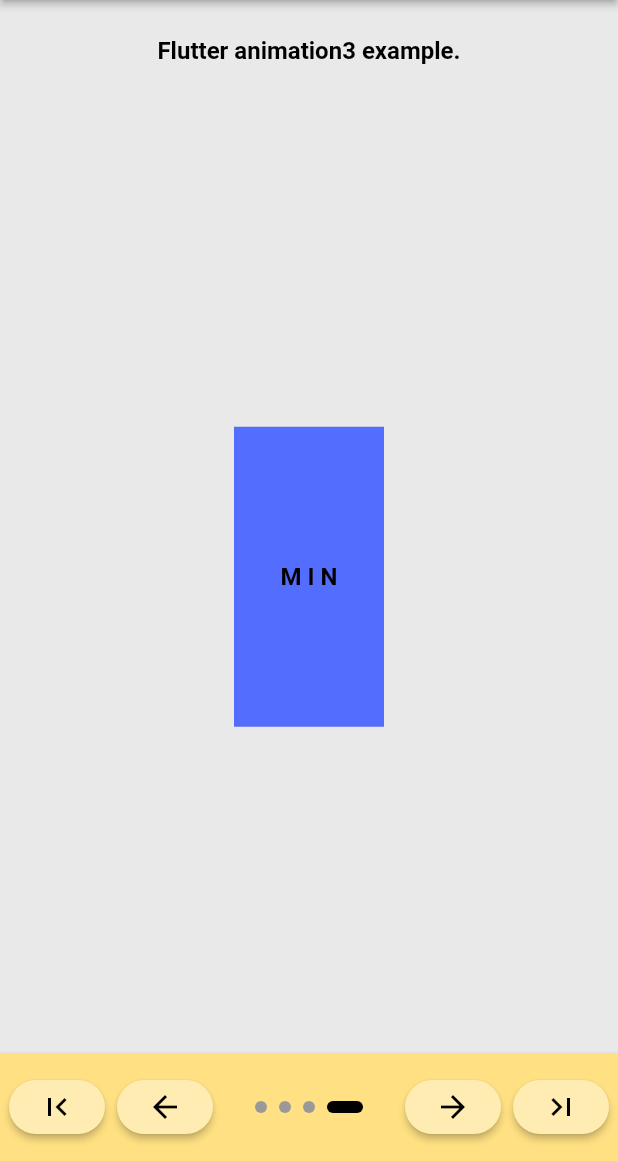
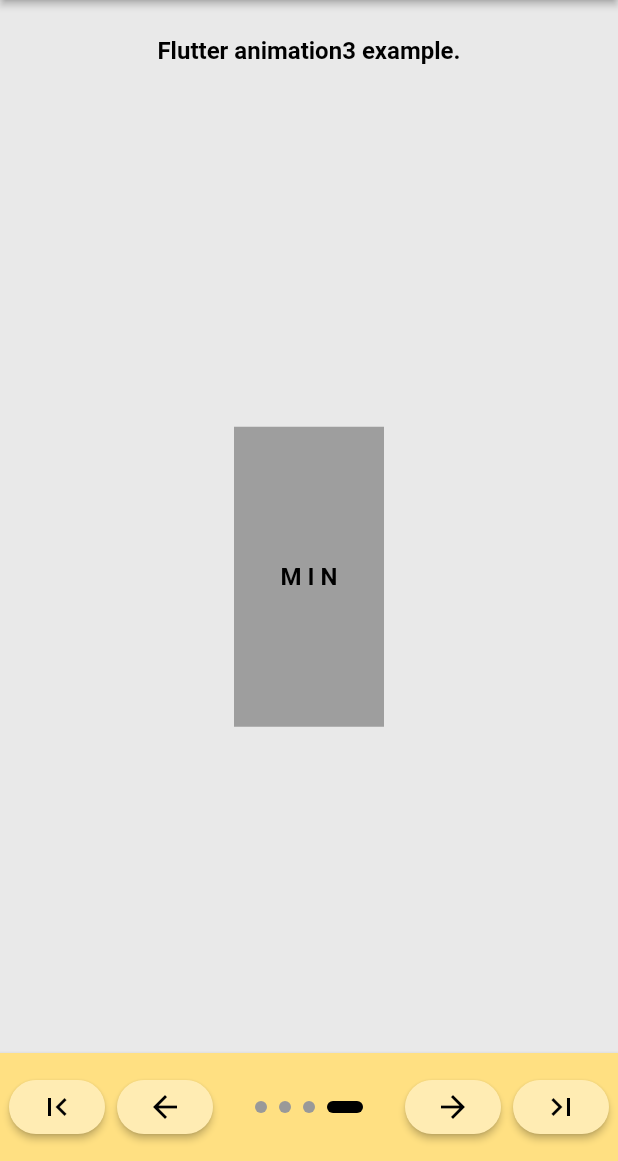
Before and after one commit to JeFrDeSa/playground, a Flutter app: the screen it shows after launch, item 4 of the bottom bar chosen, on a phone screen of 412 x 824 dp, the part 75-1236 px from its top. Run offline on Flutter 3.47's test engine with Material 2 defaults, Android fonts, the light colour scheme and no system bars; our stand-ins replace dartx; Roboto replaces fonts that are missing (LocalAssetFont).

Commit message:
Change color of animation3

```diff
--- a/animations/lib/flutter_animation_examples/animate3.dart
+++ b/animations/lib/flutter_animation_examples/animate3.dart
@@ -70,7 +70,7 @@ class _FlutterAnimationExample3State extends State<FlutterAnimationExample3>
             child: GrowTransition(
               animation: _containerAnimation,
               child: _createClickAbleContainer(
-                color: Colors.indigoAccent,
+                color: Colors.grey,
                 onTap: () {
                   if (_isExpanded) {
                     _indicatorAnimationController.reverse();
```
